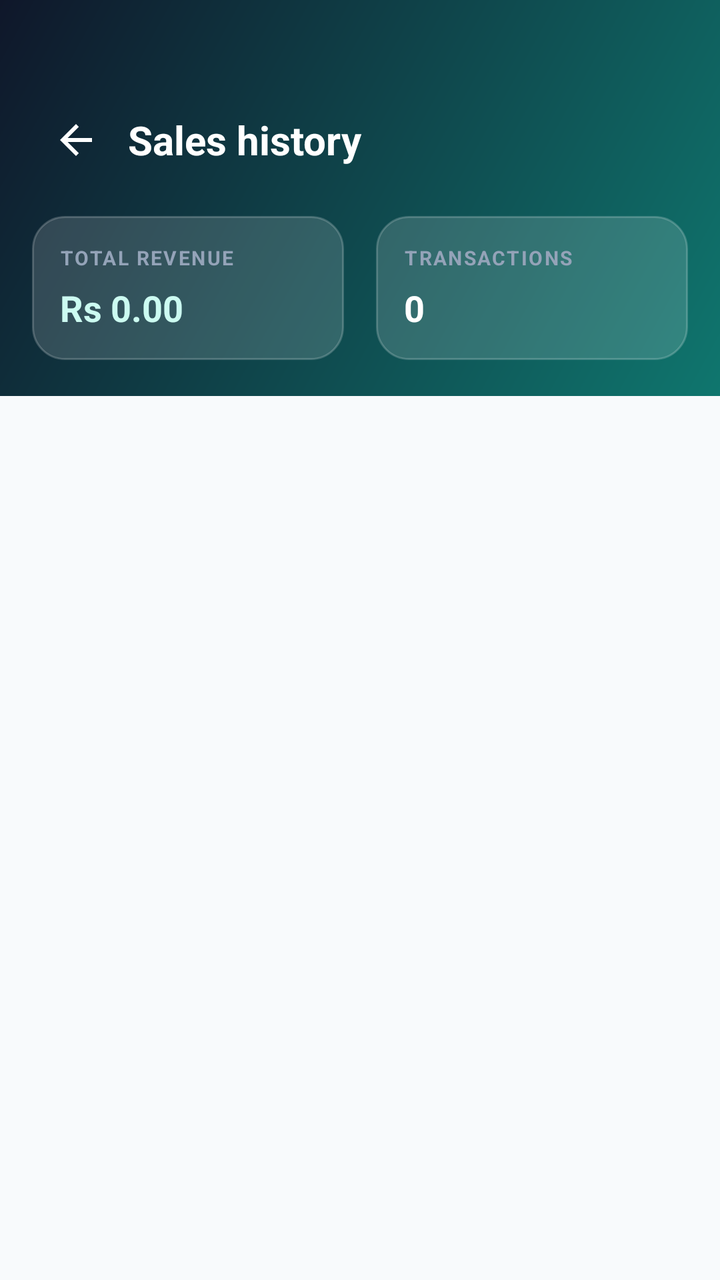
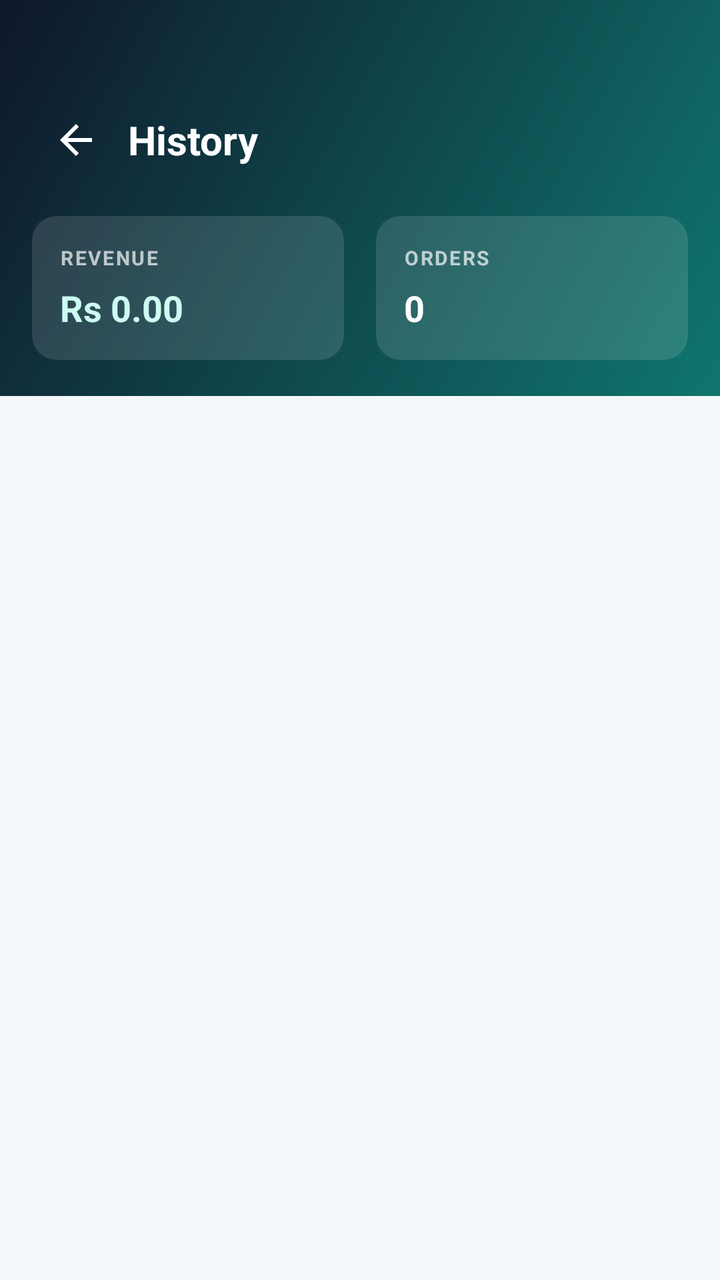

The first picture is an Android layout as it rendered before a commit; the second is the same layout after the commit. The layout source and the unified diff follow.
<!-- AndroidManifest.xml: application theme Theme.MediQuick -->
<!-- res/layout/activity_sales_history.xml -->
<?xml version="1.0" encoding="utf-8"?>
<LinearLayout xmlns:android="http://schemas.android.com/apk/res/android"
    android:layout_width="match_parent"
    android:layout_height="match_parent"
    android:background="@color/surface"
    android:orientation="vertical">

    <LinearLayout
        android:layout_width="match_parent"
        android:layout_height="wrap_content"
        android:background="@drawable/bg_header_gradient"
        android:orientation="vertical"
        android:paddingHorizontal="16dp"
        android:paddingTop="48dp"
        android:paddingBottom="18dp">

        <LinearLayout
            android:layout_width="match_parent"
            android:layout_height="wrap_content"
            android:gravity="center_vertical"
            android:orientation="horizontal">

            <ImageView
                android:id="@+id/ivBack"
                android:layout_width="44dp"
                android:layout_height="44dp"
                android:background="?attr/selectableItemBackgroundBorderless"
                android:clickable="true"
                android:contentDescription="@string/navigate_up"
                android:focusable="true"
                android:padding="10dp"
                android:src="@drawable/ic_arrow_back" />

            <TextView
                android:layout_width="0dp"
                android:layout_height="wrap_content"
                android:layout_marginStart="4dp"
                android:layout_weight="1"
                android:text="@string/title_sales_history"
                android:textColor="@color/white"
                android:textSize="20sp"
                android:textStyle="bold" />
        </LinearLayout>

        <LinearLayout
            android:layout_width="match_parent"
            android:layout_height="wrap_content"
            android:layout_marginTop="16dp"
            android:orientation="horizontal"
            android:weightSum="2">

            <LinearLayout
                android:layout_width="0dp"
                android:layout_height="wrap_content"
                android:layout_marginEnd="8dp"
                android:layout_weight="1"
                android:background="@drawable/bg_stat_glass"
                android:orientation="vertical"
                android:padding="14dp">

                <TextView
                    android:layout_width="wrap_content"
                    android:layout_height="wrap_content"
                    android:letterSpacing="0.08"
                    android:text="@string/total_revenue_label"
                    android:textColor="@color/text_on_header_muted"
                    android:textSize="10sp"
                    android:textStyle="bold" />

                <TextView
                    android:id="@+id/tvTotalRevenue"
                    android:layout_width="wrap_content"
                    android:layout_height="wrap_content"
                    android:layout_marginTop="6dp"
                    android:text="Rs 0.00"
                    android:textColor="@color/green_light"
                    android:textSize="18sp"
                    android:textStyle="bold" />
            </LinearLayout>

            <LinearLayout
                android:layout_width="0dp"
                android:layout_height="wrap_content"
                android:layout_marginStart="8dp"
                android:layout_weight="1"
                android:background="@drawable/bg_stat_glass"
                android:orientation="vertical"
                android:padding="14dp">

                <TextView
                    android:layout_width="wrap_content"
                    android:layout_height="wrap_content"
                    android:letterSpacing="0.08"
                    android:text="@string/transactions_label"
                    android:textColor="@color/text_on_header_muted"
                    android:textSize="10sp"
                    android:textStyle="bold" />

                <TextView
                    android:id="@+id/tvTotalSalesCount"
                    android:layout_width="wrap_content"
                    android:layout_height="wrap_content"
                    android:layout_marginTop="6dp"
                    android:text="0"
                    android:textColor="@color/white"
                    android:textSize="18sp"
                    android:textStyle="bold" />
            </LinearLayout>
        </LinearLayout>
    </LinearLayout>

    <androidx.recyclerview.widget.RecyclerView
        android:id="@+id/rvSales"
        android:layout_width="match_parent"
        android:layout_height="0dp"
        android:layout_weight="1"
        android:clipToPadding="false"
        android:padding="16dp" />

    <TextView
        android:id="@+id/tvEmpty"
        android:layout_width="match_parent"
        android:layout_height="0dp"
        android:layout_weight="1"
        android:gravity="center"
        android:lineSpacingExtra="6dp"
        android:text="@string/sales_empty"
        android:textColor="@color/text_secondary"
        android:textSize="15sp"
        android:visibility="gone" />
</LinearLayout>
<!-- resources referenced by this layout -->
<resources>
  <color name="green_light">#CCFBF1</color>
  <color name="surface">#F8FAFC</color>
  <color name="text_on_header_muted">#94A3B8</color>
  <color name="text_secondary">#64748B</color>
  <color name="white">#FFFFFF</color>
  <!-- drawable bg_header_gradient (drawable) -->
  <?xml version="1.0" encoding="utf-8"?>
  <shape xmlns:android="http://schemas.android.com/apk/res/android"
      android:shape="rectangle">
      <gradient
          android:angle="135"
          android:endColor="@color/navy"
          android:startColor="@color/green_dark"
          android:type="linear" />
  </shape>
  <!-- drawable bg_stat_glass (drawable) -->
  <?xml version="1.0" encoding="utf-8"?>
  <shape xmlns:android="http://schemas.android.com/apk/res/android"
      android:shape="rectangle">
      <solid android:color="#26FFFFFF" />
      <corners android:radius="16dp" />
      <stroke
          android:width="1dp"
          android:color="#33FFFFFF" />
  </shape>
  <!-- drawable ic_arrow_back (drawable) -->
  <?xml version="1.0" encoding="utf-8"?>
  <vector xmlns:android="http://schemas.android.com/apk/res/android"
      android:width="24dp"
      android:height="24dp"
      android:viewportWidth="24"
      android:viewportHeight="24">
      <path
          android:fillColor="#FFFFFF"
          android:pathData="M20,11H7.83l5.59,-5.59L12,4l-8,8 8,8 1.41,-1.41L7.83,13H20v-2z" />
  </vector>
  <string name="navigate_up">Back</string>
  <string name="sales_empty">No sales yet.\nUse Billing to record a sale.</string>
  <string name="title_sales_history">Sales history</string>
  <string name="total_revenue_label">TOTAL REVENUE</string>
  <string name="transactions_label">TRANSACTIONS</string>
  <style name="Theme.MediQuick" parent="Theme.Material3.DayNight.NoActionBar">
          <item name="colorPrimary">@color/green_primary</item>
          <item name="colorOnPrimary">@color/white</item>
          <item name="colorPrimaryContainer">@color/green_light</item>
          <item name="colorOnPrimaryContainer">@color/green_dark</item>
          <item name="colorSecondary">@color/accent_blue</item>
          <item name="android:colorBackground">@color/surface</item>
          <item name="colorSurface">@color/surface_elevated</item>
          <item name="colorError">@color/error</item>
          <item name="android:statusBarColor">@color/navy</item>
          <item name="android:navigationBarColor">@color/surface</item>
          <item name="android:windowLightStatusBar">false</item>
          <item name="android:windowLightNavigationBar">true</item>
          <item name="android:textColorPrimary">@color/black</item>
          <item name="android:textColorSecondary">@color/text_secondary</item>
          <item name="colorControlNormal">@color/text_secondary</item>
          <item name="colorControlActivated">@color/green_primary</item>
          <item name="colorControlHighlight">@color/green_light</item>
      </style>
  <color name="navy">#0F172A</color>
  <color name="green_dark">#0F766E</color>
  <color name="green_primary">#0D9488</color>
  <color name="accent_blue">#0284C7</color>
  <color name="surface_elevated">#FFFFFF</color>
  <color name="error">#DC2626</color>
  <color name="black">#0F172A</color>
</resources>

<!-- the commit's change to res/layout/activity_sales_history.xml (unified diff, before → after) -->
@@ -1,8 +1,9 @@
 <?xml version="1.0" encoding="utf-8"?>
 <LinearLayout xmlns:android="http://schemas.android.com/apk/res/android"
+    xmlns:app="http://schemas.android.com/apk/res-auto"
     android:layout_width="match_parent"
     android:layout_height="match_parent"
-    android:background="@color/surface"
+    android:background="#F4F7FA"
     android:orientation="vertical">
 
     <LinearLayout
@@ -32,80 +33,97 @@
                 android:src="@drawable/ic_arrow_back" />
 
             <TextView
+                android:id="@+id/tvTitle"
                 android:layout_width="0dp"
                 android:layout_height="wrap_content"
                 android:layout_marginStart="4dp"
                 android:layout_weight="1"
-                android:text="@string/title_sales_history"
+                android:text="History"
                 android:textColor="@color/white"
                 android:textSize="20sp"
                 android:textStyle="bold" />
         </LinearLayout>
 
         <LinearLayout
+            android:id="@+id/layoutStatsHeader"
             android:layout_width="match_parent"
             android:layout_height="wrap_content"
             android:layout_marginTop="16dp"
             android:orientation="horizontal"
             android:weightSum="2">
 
-            <LinearLayout
+            <androidx.cardview.widget.CardView
+                android:id="@+id/cardRevenue"
                 android:layout_width="0dp"
                 android:layout_height="wrap_content"
                 android:layout_marginEnd="8dp"
                 android:layout_weight="1"
-                android:background="@drawable/bg_stat_glass"
-                android:orientation="vertical"
-                android:padding="14dp">
+                app:cardBackgroundColor="#20FFFFFF"
+                app:cardCornerRadius="12dp"
+                app:cardElevation="0dp">
 
-                <TextView
-                    android:layout_width="wrap_content"
+                <LinearLayout
+                    android:layout_width="match_parent"
                     android:layout_height="wrap_content"
-                    android:letterSpacing="0.08"
-                    android:text="@string/total_revenue_label"
-                    android:textColor="@color/text_on_header_muted"
-                    android:textSize="10sp"
-                    android:textStyle="bold" />
+                    android:orientation="vertical"
+                    android:padding="14dp">
 
-                <TextView
-                    android:id="@+id/tvTotalRevenue"
-                    android:layout_width="wrap_content"
-                    android:layout_height="wrap_content"
-                    android:layout_marginTop="6dp"
-                    android:text="Rs 0.00"
-                    android:textColor="@color/green_light"
-                    android:textSize="18sp"
-                    android:textStyle="bold" />
-            </LinearLayout>
+                    <TextView
+                        android:layout_width="wrap_content"
+                        android:layout_height="wrap_content"
+                        android:letterSpacing="0.08"
+                        android:text="REVENUE"
+                        android:textColor="#B0FFFFFF"
+                        android:textSize="10sp"
+                        android:textStyle="bold" />
 
-            <LinearLayout
+                    <TextView
+                        android:id="@+id/tvTotalRevenue"
+                        android:layout_width="wrap_content"
+                        android:layout_height="wrap_content"
+                        android:layout_marginTop="6dp"
+                        android:text="Rs 0.00"
+                        android:textColor="@color/green_light"
+                        android:textSize="18sp"
+                        android:textStyle="bold" />
+                </LinearLayout>
+            </androidx.cardview.widget.CardView>
+
+            <androidx.cardview.widget.CardView
                 android:layout_width="0dp"
                 android:layout_height="wrap_content"
                 android:layout_marginStart="8dp"
                 android:layout_weight="1"
-                android:background="@drawable/bg_stat_glass"
-                android:orientation="vertical"
-                android:padding="14dp">
+                app:cardBackgroundColor="#20FFFFFF"
+                app:cardCornerRadius="12dp"
+                app:cardElevation="0dp">
 
-                <TextView
-                    android:layout_width="wrap_content"
+                <LinearLayout
+                    android:layout_width="match_parent"
                     android:layout_height="wrap_content"
-                    android:letterSpacing="0.08"
-                    android:text="@string/transactions_label"
-                    android:textColor="@color/text_on_header_muted"
-                    android:textSize="10sp"
-                    android:textStyle="bold" />
+                    android:orientation="vertical"
+                    android:padding="14dp">
 
-                <TextView
-                    android:id="@+id/tvTotalSalesCount"
-                    android:layout_width="wrap_content"
-                    android:layout_height="wrap_content"
-                    android:layout_marginTop="6dp"
-                    android:text="0"
-                    android:textColor="@color/white"
-                    android:textSize="18sp"
-                    android:textStyle="bold" />
-            </LinearLayout>
+                    <TextView
+                        android:layout_width="wrap_content"
+                        android:layout_height="wrap_content"
+                        android:letterSpacing="0.08"
+                        android:text="ORDERS"
+                        android:textColor="#B0FFFFFF"
+                        android:textSize="10sp"
+                        android:textStyle="bold" />
+
+                    <TextView
+                        android:id="@+id/tvTotalSalesCount"
+                        android:layout_width="wrap_content"
+                        android:layout_height="wrap_content"
+                        android:layout_marginTop="6dp"
+                        android:text="0"
+                        android:textColor="@color/white"
+                        android:textSize="18sp"
+                        android:textStyle="bold" />
+                </LinearLayout>
+            </androidx.cardview.widget.CardView>
         </LinearLayout>
     </LinearLayout>
 
@@ -124,7 +142,7 @@
         android:layout_weight="1"
         android:gravity="center"
         android:lineSpacingExtra="6dp"
-        android:text="@string/sales_empty"
+        android:text="No records found"
         android:textColor="@color/text_secondary"
         android:textSize="15sp"
         android:visibility="gone" />
<!-- resource entries referenced after the edit -->
@@ -2,7 +2,6 @@
 <resources>
   <color name="green_light">#CCFBF1</color>
   <color name="surface">#F8FAFC</color>
-  <color name="text_on_header_muted">#94A3B8</color>
   <color name="text_secondary">#64748B</color>
   <color name="white">#FFFFFF</color>
   <!-- drawable bg_header_gradient (drawable) -->
@@ -15,16 +14,6 @@
           android:startColor="@color/green_dark"
           android:type="linear" />
   </shape>
-  <!-- drawable bg_stat_glass (drawable) -->
-  <?xml version="1.0" encoding="utf-8"?>
-  <shape xmlns:android="http://schemas.android.com/apk/res/android"
-      android:shape="rectangle">
-      <solid android:color="#26FFFFFF" />
-      <corners android:radius="16dp" />
-      <stroke
-          android:width="1dp"
-          android:color="#33FFFFFF" />
-  </shape>
   <!-- drawable ic_arrow_back (drawable) -->
   <?xml version="1.0" encoding="utf-8"?>
   <vector xmlns:android="http://schemas.android.com/apk/res/android"
@@ -36,11 +25,6 @@
           android:fillColor="#FFFFFF"
           android:pathData="M20,11H7.83l5.59,-5.59L12,4l-8,8 8,8 1.41,-1.41L7.83,13H20v-2z" />
   </vector>
-  <string name="navigate_up">Back</string>
-  <string name="sales_empty">No sales yet.\nUse Billing to record a sale.</string>
-  <string name="title_sales_history">Sales history</string>
-  <string name="total_revenue_label">TOTAL REVENUE</string>
-  <string name="transactions_label">TRANSACTIONS</string>
   <style name="Theme.MediQuick" parent="Theme.Material3.DayNight.NoActionBar">
           <item name="colorPrimary">@color/green_primary</item>
           <item name="colorOnPrimary">@color/white</item>
